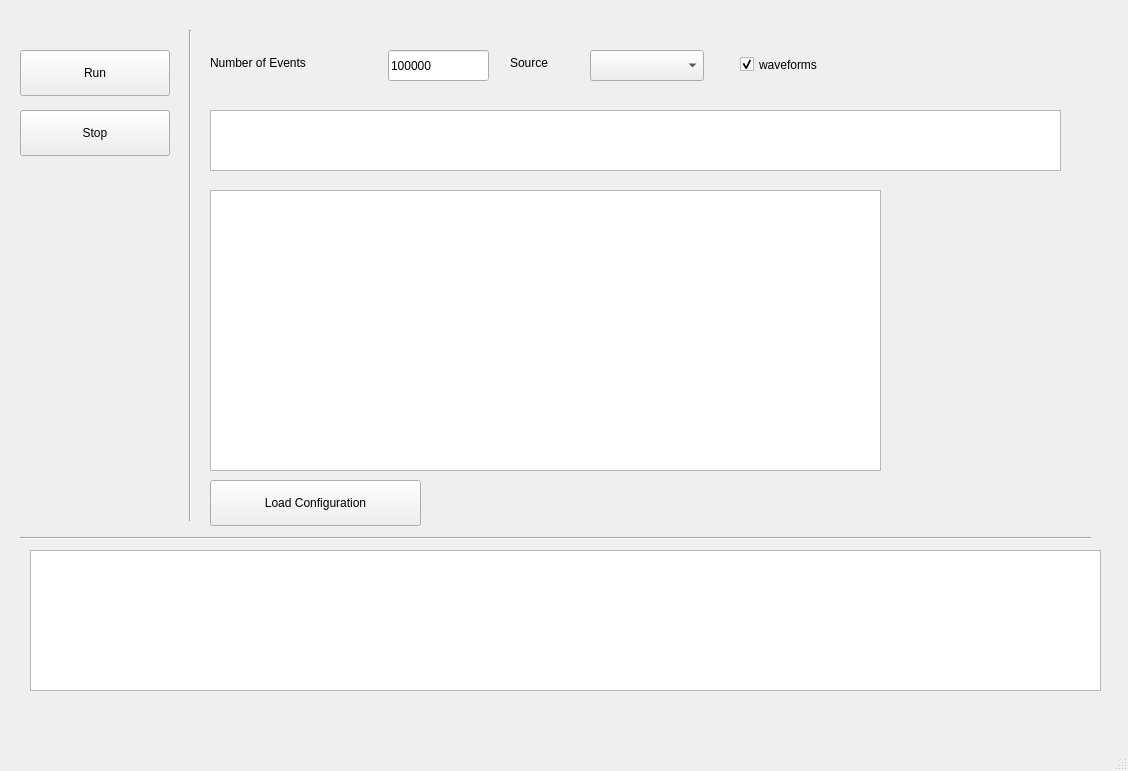
Qt form daq/DAQgui/daq_interface.ui (acolijn/DT5550_DAQ) before a commit.
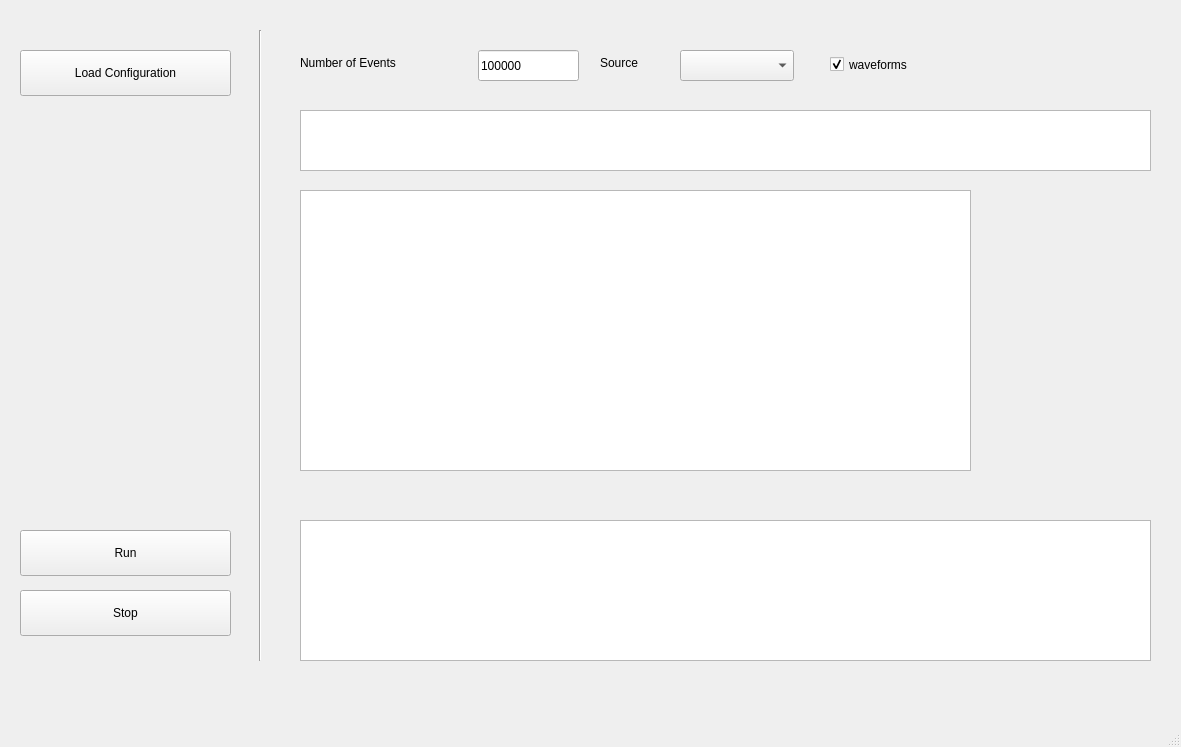
The same form after that commit.

Commit message: DAQ GUI should work now (beta)

Patch:
```diff
--- a/daq/DAQgui/daq_interface.ui
+++ b/daq/DAQgui/daq_interface.ui
@@ -6,8 +6,8 @@
    <rect>
     <x>0</x>
     <y>0</y>
-    <width>1128</width>
-    <height>771</height>
+    <width>1181</width>
+    <height>747</height>
    </rect>
   </property>
   <property name="windowTitle">
@@ -17,7 +17,7 @@
    <widget class="QTableWidget" name="detectorSettings">
     <property name="geometry">
      <rect>
-      <x>210</x>
+      <x>300</x>
       <y>190</y>
       <width>671</width>
       <height>281</height>
@@ -27,7 +27,7 @@
    <widget class="QTableWidget" name="globalSettings">
     <property name="geometry">
      <rect>
-      <x>210</x>
+      <x>300</x>
       <y>110</y>
       <width>851</width>
       <height>61</height>
@@ -38,8 +38,8 @@
     <property name="geometry">
      <rect>
       <x>20</x>
-      <y>110</y>
-      <width>150</width>
+      <y>590</y>
+      <width>211</width>
       <height>46</height>
      </rect>
     </property>
@@ -51,8 +51,8 @@
     <property name="geometry">
      <rect>
       <x>20</x>
-      <y>50</y>
-      <width>150</width>
+      <y>530</y>
+      <width>211</width>
       <height>46</height>
      </rect>
     </property>
@@ -63,8 +63,8 @@
    <widget class="QPushButton" name="loadConfig">
     <property name="geometry">
      <rect>
-      <x>210</x>
-      <y>480</y>
+      <x>20</x>
+      <y>50</y>
       <width>211</width>
       <height>46</height>
      </rect>
@@ -76,35 +76,22 @@
    <widget class="Line" name="line">
     <property name="geometry">
      <rect>
-      <x>180</x>
+      <x>250</x>
       <y>30</y>
       <width>20</width>
-      <height>491</height>
+      <height>631</height>
      </rect>
     </property>
     <property name="orientation">
      <enum>Qt::Vertical</enum>
     </property>
    </widget>
-   <widget class="Line" name="line_2">
-    <property name="geometry">
-     <rect>
-      <x>20</x>
-      <y>530</y>
-      <width>1071</width>
-      <height>16</height>
-     </rect>
-    </property>
-    <property name="orientation">
-     <enum>Qt::Horizontal</enum>
-    </property>
-   </widget>
    <widget class="QTextBrowser" name="logWindow">
     <property name="geometry">
      <rect>
-      <x>30</x>
-      <y>550</y>
-      <width>1071</width>
+      <x>300</x>
+      <y>520</y>
+      <width>851</width>
       <height>141</height>
      </rect>
     </property>
@@ -112,7 +99,7 @@
    <widget class="QComboBox" name="sourceSelect">
     <property name="geometry">
      <rect>
-      <x>590</x>
+      <x>680</x>
       <y>50</y>
       <width>114</width>
       <height>31</height>
@@ -122,7 +109,7 @@
    <widget class="QLineEdit" name="numberOfEvents">
     <property name="geometry">
      <rect>
-      <x>388</x>
+      <x>478</x>
       <y>50</y>
       <width>101</width>
       <height>31</height>
@@ -135,7 +122,7 @@
    <widget class="QCheckBox" name="storeWaveforms">
     <property name="geometry">
      <rect>
-      <x>740</x>
+      <x>830</x>
       <y>50</y>
       <width>143</width>
       <height>29</height>
@@ -151,7 +138,7 @@
    <widget class="QLabel" name="label">
     <property name="geometry">
      <rect>
-      <x>210</x>
+      <x>300</x>
       <y>50</y>
       <width>168</width>
       <height>25</height>
@@ -164,7 +151,7 @@
    <widget class="QLabel" name="label_2">
     <property name="geometry">
      <rect>
-      <x>510</x>
+      <x>600</x>
       <y>50</y>
       <width>64</width>
       <height>25</height>
```
Left out of the diff: 4 changed lines with no effect on the pictures. The commit also changes 4 other files.
